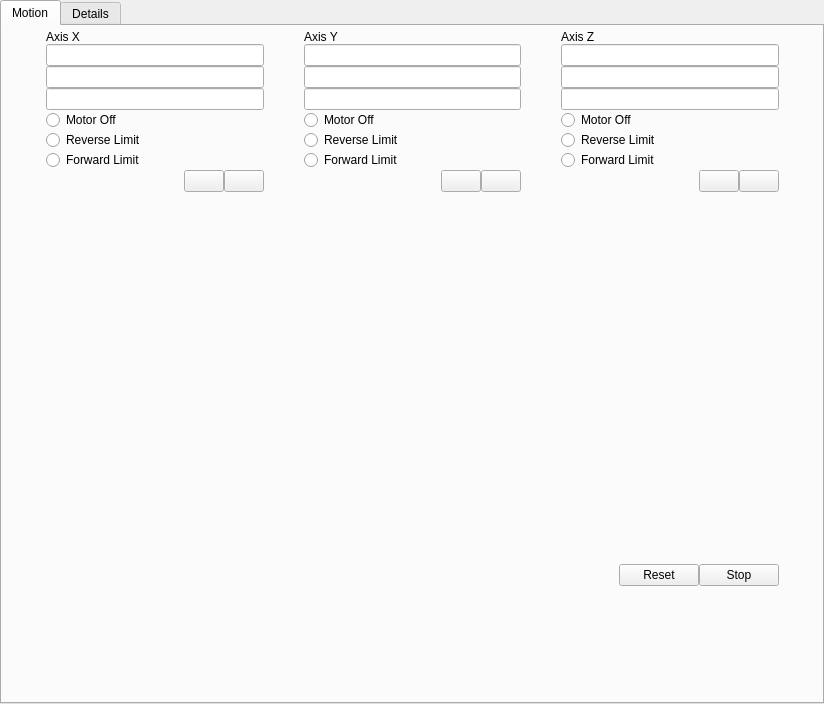
First picture: the form in gui/ui/MotionFrame.ui, repository nico88chessa/MIBDV, before the edit.
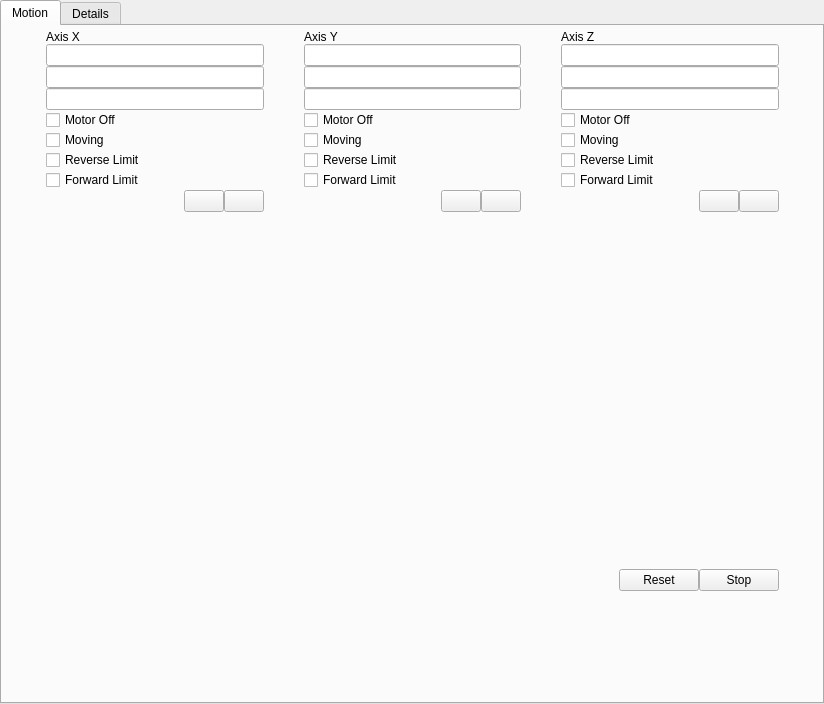
Second picture: the form after the edit. Custom widgets are drawn as their Qt base class.

Commit message: GalilCNInspector associato il padre di QTimer a GalilCNInspector; utile per il moveToThread; corretto foglio di stile; iniziato sviluppo MotionFrame; rimosso GuiTest; ora la UI sara' sviluppata assieme al branch dev;

Patch:
```diff
--- a/gui/ui/MotionFrame.ui
+++ b/gui/ui/MotionFrame.ui
@@ -66,58 +66,7 @@
         <property name="verticalSpacing">
          <number>0</number>
         </property>
-        <item row="5" column="0">
-         <widget class="QRadioButton" name="radioButton_2">
-          <property name="text">
-           <string>Reverse Limit</string>
-          </property>
-          <property name="isDigitalIO" stdset="0">
-           <bool>true</bool>
-          </property>
-         </widget>
-        </item>
-        <item row="6" column="1">
-         <widget class="QRadioButton" name="radioButton_6">
-          <property name="text">
-           <string>Forward Limit</string>
-          </property>
-          <property name="isDigitalIO" stdset="0">
-           <bool>true</bool>
-          </property>
-         </widget>
-        </item>
-        <item row="7" column="1">
-         <layout class="QHBoxLayout" name="horizontalLayout_2">
-          <item>
-           <spacer name="horizontalSpacer_2">
-            <property name="orientation">
-             <enum>Qt::Horizontal</enum>
-            </property>
-            <property name="sizeHint" stdset="0">
-             <size>
-              <width>40</width>
-              <height>20</height>
-             </size>
-            </property>
-           </spacer>
-          </item>
-          <item>
-           <widget class="QPushButton" name="buttonMoveY">
-            <property name="text">
-             <string/>
-            </property>
-           </widget>
-          </item>
-          <item>
-           <widget class="QPushButton" name="buttonStopY">
-            <property name="text">
-             <string/>
-            </property>
-           </widget>
-          </item>
-         </layout>
-        </item>
-        <item row="7" column="2">
+        <item row="9" column="2">
          <layout class="QHBoxLayout" name="horizontalLayout_3">
           <item>
            <spacer name="horizontalSpacer_3">
@@ -133,14 +82,14 @@
            </spacer>
           </item>
           <item>
-           <widget class="QPushButton" name="buttonMoveZ">
+           <widget class="QPushButton" name="pbMoveZ">
             <property name="text">
              <string/>
             </property>
            </widget>
           </item>
           <item>
-           <widget class="QPushButton" name="buttonStopZ">
+           <widget class="QPushButton" name="pbStopZ">
             <property name="text">
              <string/>
             </property>
@@ -148,8 +97,53 @@
           </item>
          </layout>
         </item>
+        <item row="9" column="1">
+         <layout class="QHBoxLayout" name="horizontalLayout_2">
+          <item>
+           <spacer name="horizontalSpacer_2">
+            <property name="orientation">
+             <enum>Qt::Horizontal</enum>
+            </property>
+            <property name="sizeHint" stdset="0">
+             <size>
+              <width>40</width>
+              <height>20</height>
+             </size>
+            </property>
+           </spacer>
+          </item>
+          <item>
+           <widget class="QPushButton" name="pbMoveY">
+            <property name="text">
+             <string/>
+            </property>
+           </widget>
+          </item>
+          <item>
+           <widget class="QPushButton" name="pbStopY">
+            <property name="text">
+             <string/>
+            </property>
+           </widget>
+          </item>
+         </layout>
+        </item>
+        <item row="3" column="1">
+         <widget class="MDLineEdit" name="leAxisYPosition">
+          <property name="label" stdset="0">
+           <string>Position</string>
+          </property>
+         </widget>
+        </item>
+        <item row="3" column="0">
+         <widget class="MDLineEdit" name="leAxisXPosition">
+          <property name="label" stdset="0">
+           <string>Position</string>
+          </property>
+         </widget>
+        </item>
         <item row="0" column="2">
-         <widget class="QLabel" name="labelAxisZ">
+         <widget class="QLabel" name="lAxisZ">
           <property name="text">
            <string>Axis Z</string>
           </property>
@@ -158,58 +152,14 @@
           </property>
          </widget>
         </item>
-        <item row="5" column="1">
-         <widget class="QRadioButton" name="radioButton_5">
-          <property name="text">
-           <string>Reverse Limit</string>
-          </property>
-          <property name="isDigitalIO" stdset="0">
-           <bool>true</bool>
-          </property>
-         </widget>
-        </item>
-        <item row="3" column="0">
-         <widget class="MDLineEdit" name="axisXPosition">
-          <property name="label" stdset="0">
-           <string>Position</string>
-          </property>
-         </widget>
-        </item>
-        <item row="6" column="2">
-         <widget class="QRadioButton" name="radioButton_9">
-          <property name="text">
-           <string>Forward Limit</string>
-          </property>
-          <property name="isDigitalIO" stdset="0">
-           <bool>true</bool>
-          </property>
-         </widget>
-        </item>
-        <item row="3" column="2">
-         <widget class="MDLineEdit" name="axisZPosition">
-          <property name="label" stdset="0">
-           <string>Position</string>
-          </property>
-         </widget>
-        </item>
-        <item row="4" column="0">
-         <widget class="QRadioButton" name="radioButton">
-          <property name="text">
-           <string>Motor Off</string>
-          </property>
-          <property name="isDigitalIO" stdset="0">
-           <bool>true</bool>
-          </property>
-         </widget>
-        </item>
         <item row="2" column="0">
-         <widget class="MDLineEdit" name="axisXMaxPosition">
+         <widget class="MDLineEdit" name="leAxisXMaxPosition">
           <property name="label" stdset="0">
            <string>Max Position</string>
           </property>
          </widget>
         </item>
-        <item row="9" column="0" colspan="3">
+        <item row="11" column="0" colspan="3">
          <layout class="QHBoxLayout" name="horizontalLayout_4">
           <property name="spacing">
            <number>0</number>
@@ -253,14 +203,14 @@
            </spacer>
           </item>
           <item>
-           <widget class="QPushButton" name="buttonResetAxis">
+           <widget class="QPushButton" name="pbResetAxis">
             <property name="text">
              <string>Reset</string>
             </property>
            </widget>
           </item>
           <item>
-           <widget class="QPushButton" name="buttonStopAxis">
+           <widget class="QPushButton" name="pbStopAxis">
             <property name="text">
              <string>Stop</string>
             </property>
@@ -268,8 +218,15 @@
           </item>
          </layout>
         </item>
+        <item row="2" column="2">
+         <widget class="MDLineEdit" name="leAxisZMaxPosition">
+          <property name="label" stdset="0">
+           <string>Max Position</string>
+          </property>
+         </widget>
+        </item>
         <item row="0" column="0">
-         <widget class="QLabel" name="labelAxisX">
+         <widget class="QLabel" name="lAxisX">
           <property name="text">
            <string>Axis X</string>
           </property>
@@ -278,89 +235,68 @@
           </property>
          </widget>
         </item>
-        <item row="3" column="1">
-         <widget class="MDLineEdit" name="axisYPosition">
-          <property name="label" stdset="0">
-           <string>Position</string>
-          </property>
-         </widget>
-        </item>
-        <item row="4" column="1">
-         <widget class="QRadioButton" name="radioButton_4">
-          <property name="text">
-           <string>Motor Off</string>
-          </property>
-          <property name="isDigitalIO" stdset="0">
-           <bool>true</bool>
-          </property>
-         </widget>
-        </item>
-        <item row="5" column="2">
-         <widget class="QRadioButton" name="radioButton_8">
-          <property name="text">
-           <string>Reverse Limit</string>
-          </property>
-          <property name="isDigitalIO" stdset="0">
-           <bool>true</bool>
-          </property>
-         </widget>
-        </item>
         <item row="1" column="1">
-         <widget class="MDLineEdit" name="axisYCurrentPosition">
-          <property name="label" stdset="0">
-           <string>Current Position</string>
-          </property>
-         </widget>
-        </item>
-        <item row="2" column="2">
-         <widget class="MDLineEdit" name="axisZMaxPosition">
-          <property name="label" stdset="0">
-           <string>Max Position</string>
-          </property>
-         </widget>
-        </item>
-        <item row="1" column="2">
-         <widget class="MDLineEdit" name="axisZCurrentPosition">
+         <widget class="MDLineEdit" name="leAxisYCurrentPosition">
           <property name="label" stdset="0">
            <string>Current Position</string>
           </property>
          </widget>
         </item>
         <item row="2" column="1">
-         <widget class="MDLineEdit" name="axisYMaxPosition">
+         <widget class="MDLineEdit" name="leAxisYMaxPosition">
           <property name="label" stdset="0">
            <string>Max Position</string>
           </property>
          </widget>
         </item>
+        <item row="1" column="2">
+         <widget class="MDLineEdit" name="leAxisZCurrentPosition">
+          <property name="label" stdset="0">
+           <string>Current Position</string>
+          </property>
+         </widget>
+        </item>
+        <item row="3" column="2">
+         <widget class="MDLineEdit" name="leAxisZPosition">
+          <property name="label" stdset="0">
+           <string>Position</string>
+          </property>
+         </widget>
+        </item>
         <item row="1" column="0">
-         <widget class="MDLineEdit" name="axisXCurrentPosition">
+         <widget class="MDLineEdit" name="leAxisXCurrentPosition">
           <property name="label" stdset="0">
            <string>Current Position</string>
           </property>
          </widget>
         </item>
-        <item row="6" column="0">
-         <widget class="QRadioButton" name="radioButton_3">
-          <property name="text">
-           <string>Forward Limit</string>
+        <item row="10" column="1">
+         <spacer name="verticalSpacer_2">
+          <property name="orientation">
+           <enum>Qt::Vertical</enum>
           </property>
-          <property name="isDigitalIO" stdset="0">
-           <bool>true</bool>
+          <property name="sizeHint" stdset="0">
+           <size>
+            <width>20</width>
+            <height>40</height>
+           </size>
           </property>
-         </widget>
+         </spacer>
         </item>
-        <item row="4" column="2">
-         <widget class="QRadioButton" name="radioButton_7">
-          <property name="text">
-           <string>Motor Off</string>
+        <item row="10" column="2">
+         <spacer name="verticalSpacer_3">
+          <property name="orientation">
+           <enum>Qt::Vertical</enum>
           </property>
-          <property name="isDigitalIO" stdset="0">
-           <bool>true</bool>
+          <property name="sizeHint" stdset="0">
+           <size>
+            <width>20</width>
+            <height>40</height>
+           </size>
           </property>
-         </widget>
+         </spacer>
         </item>
-        <item row="7" column="0">
+        <item row="9" column="0">
          <layout class="QHBoxLayout" name="horizontalLayout">
           <property name="spacing">
            <number>0</number>
@@ -391,14 +327,14 @@
            </spacer>
           </item>
           <item>
-           <widget class="QPushButton" name="buttonMoveX">
+           <widget class="QPushButton" name="pbMoveX">
             <property name="text">
              <string/>
             </property>
            </widget>
           </item>
           <item>
-           <widget class="QPushButton" name="buttonStopX">
+           <widget class="QPushButton" name="pbStopX">
             <property name="text">
              <string/>
             </property>
@@ -406,8 +342,21 @@
           </item>
          </layout>
         </item>
+        <item row="10" column="0">
+         <spacer name="verticalSpacer">
+          <property name="orientation">
+           <enum>Qt::Vertical</enum>
+          </property>
+          <property name="sizeHint" stdset="0">
+           <size>
+            <width>20</width>
+            <height>40</height>
+           </size>
+          </property>
+         </spacer>
+        </item>
         <item row="0" column="1">
-         <widget class="QLabel" name="labelAxisY">
+         <widget class="QLabel" name="lAxisY">
           <property name="text">
            <string>Axis Y</string>
           </property>
@@ -416,44 +365,125 @@
           </property>
          </widget>
         </item>
-        <item row="8" column="0">
-         <spacer name="verticalSpacer">
-          <property name="orientation">
-           <enum>Qt::Vertical</enum>
+        <item row="7" column="0">
+         <widget class="QCheckBox" name="cbAxisXForwardLimit">
+          <property name="text">
+           <string>Forward Limit</string>
           </property>
-          <property name="sizeHint" stdset="0">
-           <size>
-            <width>20</width>
-            <height>40</height>
-           </size>
+          <property name="isDigitalIO" stdset="0">
+           <bool>true</bool>
           </property>
-         </spacer>
+         </widget>
         </item>
-        <item row="8" column="1">
-         <spacer name="verticalSpacer_2">
-          <property name="orientation">
-           <enum>Qt::Vertical</enum>
+        <item row="4" column="0">
+         <widget class="QCheckBox" name="cbAxisXMotorOff">
+          <property name="text">
+           <string>Motor Off</string>
           </property>
-          <property name="sizeHint" stdset="0">
-           <size>
-            <width>20</width>
-            <height>40</height>
-           </size>
+          <property name="isDigitalIO" stdset="0">
+           <bool>true</bool>
           </property>
-         </spacer>
+         </widget>
         </item>
-        <item row="8" column="2">
-         <spacer name="verticalSpacer_3">
-          <property name="orientation">
-           <enum>Qt::Vertical</enum>
+        <item row="6" column="0">
+         <widget class="QCheckBox" name="cbAxisXReverseLimit">
+          <property name="text">
+           <string>Reverse Limit</string>
           </property>
-          <property name="sizeHint" stdset="0">
-           <size>
-            <width>20</width>
-            <height>40</height>
-           </size>
+          <property name="isDigitalIO" stdset="0">
+           <bool>true</bool>
           </property>
-         </spacer>
+         </widget>
+        </item>
+        <item row="5" column="0">
+         <widget class="QCheckBox" name="cbAxisXMoving">
+          <property name="text">
+           <string>Moving</string>
+          </property>
+          <property name="isDigitalIO" stdset="0">
+           <bool>true</bool>
+          </property>
+         </widget>
+        </item>
+        <item row="7" column="1">
+         <widget class="QCheckBox" name="cbAxisYForwardLimit">
+          <property name="text">
+           <string>Forward Limit</string>
+          </property>
+          <property name="isDigitalIO" stdset="0">
+           <bool>true</bool>
+          </property>
+         </widget>
+        </item>
+        <item row="4" column="1">
+         <widget class="QCheckBox" name="cbAxisYMotorOff">
+          <property name="text">
+           <string>Motor Off</string>
+          </property>
+          <property name="isDigitalIO" stdset="0">
+           <bool>true</bool>
+          </property>
+         </widget>
+        </item>
+        <item row="5" column="1">
+         <widget class="QCheckBox" name="cbAxisYMoving">
+          <property name="text">
+           <string>Moving</string>
+          </property>
+          <property name="isDigitalIO" stdset="0">
+           <bool>true</bool>
+          </property>
+         </widget>
+        </item>
+        <item row="6" column="1">
+         <widget class="QCheckBox" name="cbAxisYReverseLimit">
+          <property name="text">
+           <string>Reverse Limit</string>
+          </property>
+          <property name="isDigitalIO" stdset="0">
+           <bool>true</bool>
+          </property>
+         </widget>
+        </item>
+        <item row="7" column="2">
+         <widget class="QCheckBox" name="cbAxisZForwardLimit">
+          <property name="text">
+           <string>Forward Limit</string>
+          </property>
+          <property name="isDigitalIO" stdset="0">
+           <bool>true</bool>
+          </property>
+         </widget>
+        </item>
+        <item row="4" column="2">
+         <widget class="QCheckBox" name="cbAxisZMotorOff">
+          <property name="text">
+           <string>Motor Off</string>
+          </property>
+          <property name="isDigitalIO" stdset="0">
+           <bool>true</bool>
+          </property>
+         </widget>
+        </item>
+        <item row="5" column="2">
+         <widget class="QCheckBox" name="cbAxisZMoving">
+          <property name="text">
+           <string>Moving</string>
+          </property>
+          <property name="isDigitalIO" stdset="0">
+           <bool>true</bool>
+          </property>
+         </widget>
+        </item>
+        <item row="6" column="2">
+         <widget class="QCheckBox" name="cbAxisZReverseLimit">
+          <property name="text">
+           <string>Reverse Limit</string>
+          </property>
+          <property name="isDigitalIO" stdset="0">
+           <bool>true</bool>
+          </property>
+         </widget>
         </item>
        </layout>
       </widget>
```
Left out of the diff: 35 changed lines with no effect on the pictures. The commit also changes 13 other files.
